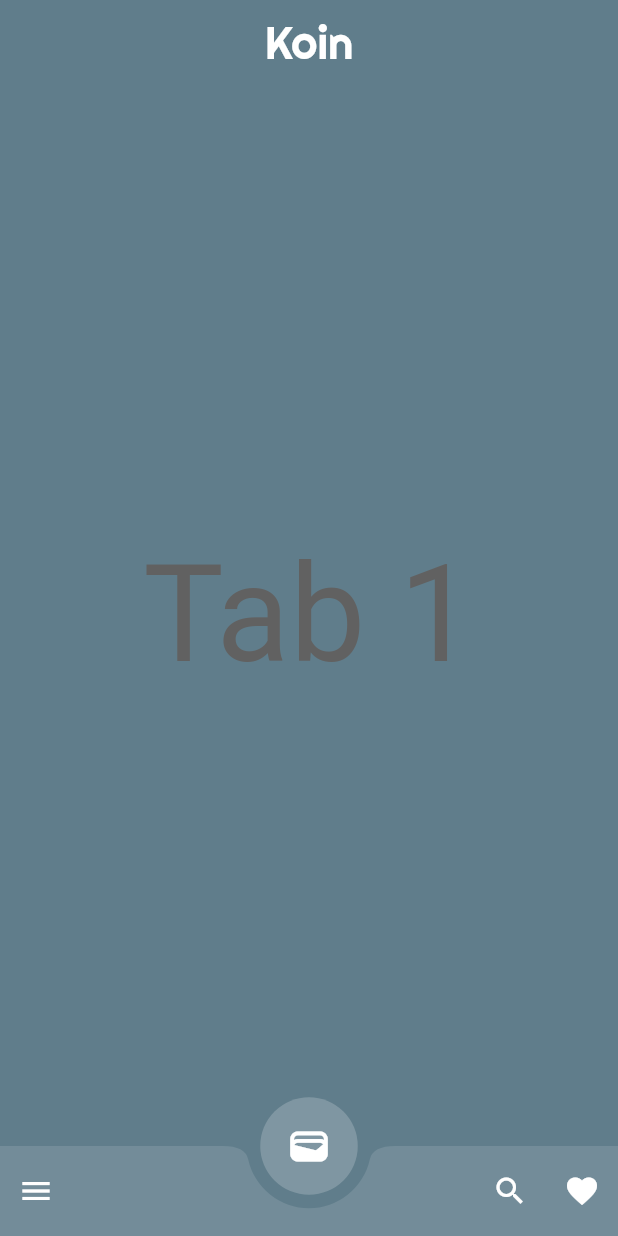
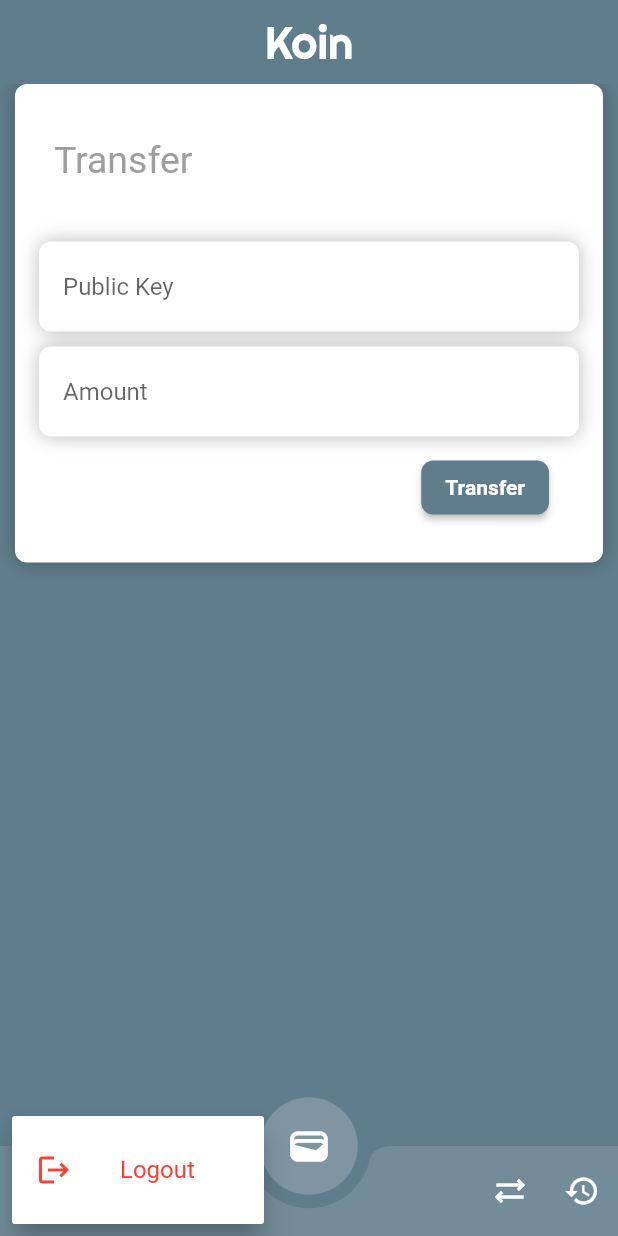
Before and after one commit to phatng45/koin, a Flutter app: the screen it shows after launch, item 2 of the bottom bar chosen, after a tap on the "menu" icon, on a phone screen of 412 x 824 dp. Run offline on Flutter 3.47's test engine with Material 2 defaults, Android fonts, the phone set to English and light mode, and no system bars; our stand-ins replace google_fonts.

Commit message:
update history and transfer

```diff
--- a/lib/HomePage.dart
+++ b/lib/HomePage.dart
@@ -1,8 +1,10 @@
 import 'package:flutter/material.dart';
 import 'package:google_fonts/google_fonts.dart';
+import 'package:koin/HistoryPage.dart';
 import 'package:koin/WalletPage.dart';
 
 import 'TabScreen.dart';
+import 'TransferPage.dart';
 
 class HomePage extends StatefulWidget {
   const HomePage({Key? key}) : super(key: key);
@@ -17,8 +19,9 @@ class _HomePageState extends State<HomePage> {
     // Replace these with your own tab views
     WalletPage(),
     TabScreen(title: 'Tab 1'),
-    TabScreen(title: 'Tab 2'),
-    TabScreen(title: 'Tab 3'),
+    // TabScreen(title: 'Tab 2'),
+    TransferPage(),
+    HistoryPage()
   ];
 
   @override
@@ -67,20 +70,30 @@ class _HomePageState extends State<HomePage> {
         data: IconThemeData(color: Theme.of(context).colorScheme.onPrimary),
         child: Row(
           children: <Widget>[
-            IconButton(
-              tooltip: 'Open navigation menu',
+            PopupMenuButton(
               icon: const Icon(Icons.menu),
-              onPressed: () => setState(() => _tabIndex = 1),
+              itemBuilder: (BuildContext context) => <PopupMenuEntry<String>>[
+                PopupMenuItem<String>(
+                  value: "Logout",
+                  child: ListTile(
+                      leading: Icon(Icons.logout, color: Colors.red),
+                      title: Text(
+                        'Logout',
+                        style: Theme.of(context)
+                            .textTheme
+                            .titleMedium
+                            ?.copyWith(color: Colors.red),
+                      )),
+                ),
+              ],
             ),
             const Spacer(),
             IconButton(
-              tooltip: 'Search',
-              icon: const Icon(Icons.search),
+              icon: const Icon(Icons.sync_alt_outlined),
               onPressed: () => setState(() => _tabIndex = 2),
             ),
             IconButton(
-              tooltip: 'Favorite',
-              icon: const Icon(Icons.favorite),
+              icon: const Icon(Icons.history),
               onPressed: () => setState(() => _tabIndex = 3),
             ),
           ],
--- /dev/null
+++ b/lib/TransferPage.dart
@@ -0,0 +1,94 @@
+import 'package:flutter/material.dart';
+
+import 'LoginPage.dart';
+
+class TransferPage extends StatefulWidget {
+  const TransferPage({Key? key}) : super(key: key);
+
+  @override
+  State<TransferPage> createState() => _TransferPageState();
+}
+
+class _TransferPageState extends State<TransferPage> {
+  @override
+  Widget build(BuildContext context) {
+    return Column(
+      children: <Widget>[
+        MyContainer(
+          padding: 0,
+          child: Container(
+            width: double.maxFinite,
+            padding: EdgeInsets.all(5),
+            // margin: EdgeInsets.all(20),
+            // decoration: BoxDecoration(
+            //     color: Colors.white.withAlpha(50),
+            //     borderRadius: BorderRadius.circular(10)),
+            child: Padding(
+              padding: EdgeInsets.all(10),
+              child: Column(
+                crossAxisAlignment: CrossAxisAlignment.center,
+                children: [
+                  Row(
+                    children: [
+                      Padding(
+                        padding: EdgeInsets.fromLTRB(10, 20, 0, 20),
+                        child: Text(
+                          "Transfer",
+                          style:
+                              Theme.of(context).textTheme.titleLarge?.copyWith(
+                                    fontSize: 25,
+                                  ),
+                          textAlign: TextAlign.left,
+                        ),
+                      ),
+                    ],
+                  ),
+                  SizedBox(
+                    height: 20,
+                  ),
+                  MyContainer(
+                      marginHorizontal: 0,
+                      child: Padding(
+                        padding: EdgeInsets.fromLTRB(10, 0, 0, 0),
+                        child: TextField(
+                          decoration: InputDecoration(
+                            border: InputBorder.none,
+                            hintText: "Public Key",
+                          ),
+                        ),
+                      )),
+                  SizedBox(
+                    height: 10,
+                  ),
+                  MyContainer(
+                      marginHorizontal: 0,
+                      child: Padding(
+                        padding: EdgeInsets.fromLTRB(10, 0, 0, 0),
+                        child: TextField(
+                          decoration: InputDecoration(
+                            border: InputBorder.none,
+                            hintText: "Amount",
+                          ),
+                        ),
+                      )),
+                  Row(
+                    mainAxisAlignment: MainAxisAlignment.end,
+                    children: [
+                      Padding(
+                        padding: EdgeInsets.fromLTRB(0, 10, 20, 10),
+                        child: ElevatedButton(
+                          onPressed: () {},
+                          child: Text("Transfer"),
+                        ),
+                      ),
+                    ],
+                  ),
+                ],
+              ),
+            ),
+          ),
+        ),
+      ],
+    );
+  }
+}
```
Also changed, not shown: lib/HistoryPage.dart (added, +75 -0 lines).
